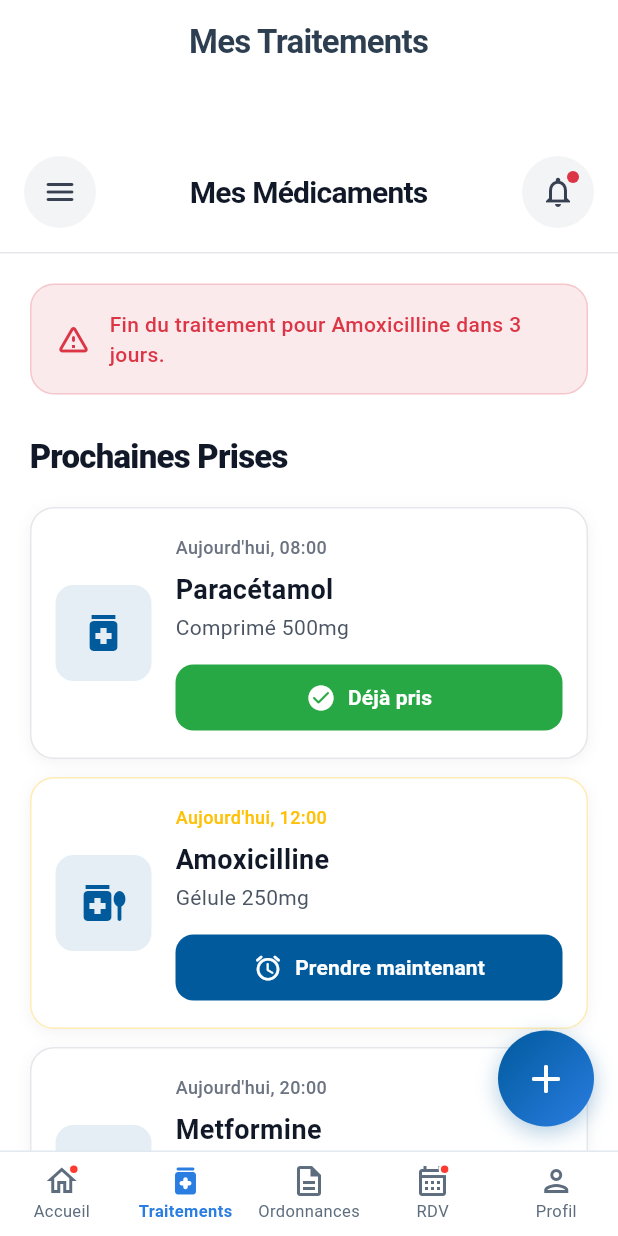
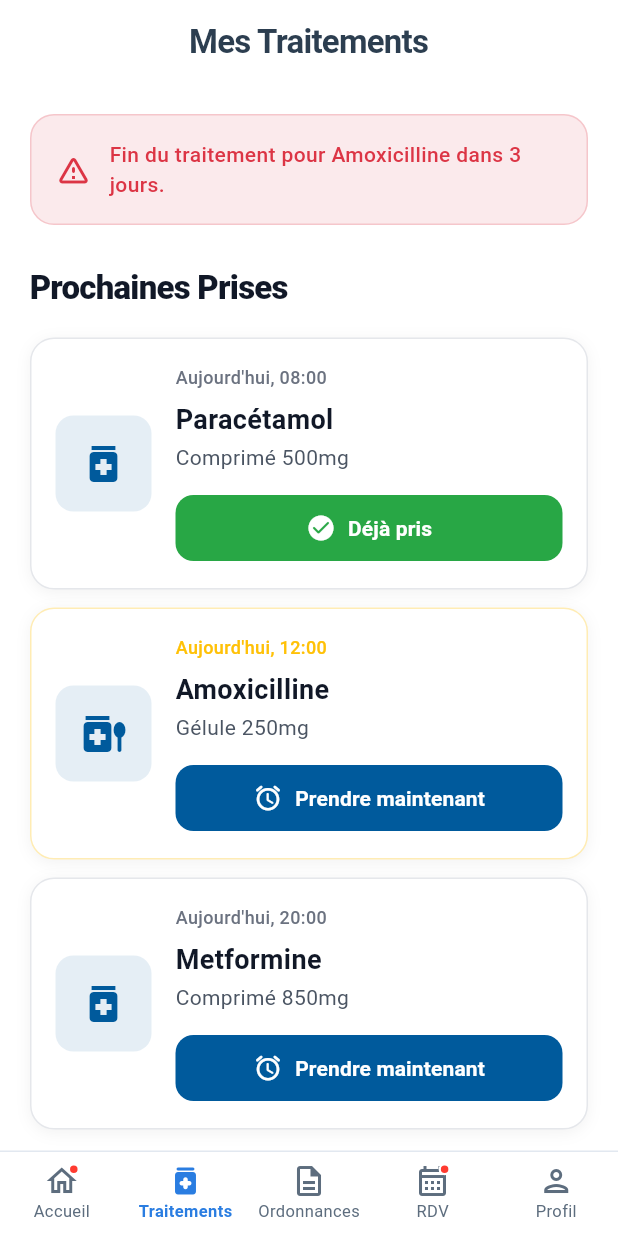
Before and after one commit to ulpro/san_digi, a Flutter app: the screen it shows after launch, item 2 of the bottom bar chosen, on a phone screen of 412 x 824 dp. Run offline on Flutter 3.47's test engine with Material 3 defaults, Android fonts, the phone set to English and light mode, and no system bars.

Commit message:
treatment

```diff
--- a/lib/treatment.dart
+++ b/lib/treatment.dart
@@ -62,13 +62,10 @@ class _TreatmentScreenState extends State<TreatmentScreen> {
     final theme = Theme.of(context);
     final isDark = theme.brightness == Brightness.dark;
 
-    return Scaffold(
-      backgroundColor: isDark ? backgroundColorDark : backgroundColorLight,
-      body: Column(
+    return Container(
+      color: isDark ? backgroundColorDark : backgroundColorLight,
+      child: Column(
         children: [
-          // AppBar personnalisée
-          _buildAppBar(isDark),
-
           // Contenu principal avec défilement
           Expanded(
             child: SingleChildScrollView(
@@ -94,112 +91,6 @@ class _TreatmentScreenState extends State<TreatmentScreen> {
                   const SizedBox(height: 32),
                 ],
               ),
-            ),
-          ),
-        ],
-      ),
-      // Bouton flottant d'ajout
-      floatingActionButton: _buildFloatingActionButton(),
-    );
-  }
-
-  // AppBar personnalisée
-  Widget _buildAppBar(bool isDark) {
-    return Container(
-      padding: const EdgeInsets.fromLTRB(16, 48, 16, 16),
-      decoration: BoxDecoration(
-        color: isDark ? backgroundColorDark : backgroundColorLight,
-        border: Border(
-          bottom: BorderSide(
-            color: isDark
-                ? const Color(0xFF374151)
-                : const Color(0xFFE5E7EB),
-          ),
-        ),
-      ),
-      child: Row(
-        children: [
-          // Bouton menu
-          Container(
-            width: 48,
-            height: 48,
-            decoration: BoxDecoration(
-              shape: BoxShape.circle,
-              color: isDark
-                  ? const Color(0xFF1F2937)
-                  : const Color(0xFFF3F4F6),
-            ),
-            child: IconButton(
-              onPressed: () {
-                // Action menu
-                ScaffoldMessenger.of(context).showSnackBar(
-                  const SnackBar(
-                    content: Text('Menu - Fonctionnalité à venir'),
-                    duration: Duration(seconds: 1),
-                  ),
-                );
-              },
-              icon: Icon(
-                Icons.menu_rounded,
-                color: isDark ? Colors.white : const Color(0xFF374151),
-                size: 24,
-              ),
-            ),
-          ),
-          const Spacer(),
-          // Titre
-          Text(
-            'Mes Médicaments',
-            style: TextStyle(
-              fontSize: 20,
-              fontWeight: FontWeight.w700,
-              color: isDark ? Colors.white : const Color(0xFF111827),
-              letterSpacing: -0.5,
-            ),
-          ),
-          const Spacer(),
-          // Bouton notifications
-          Container(
-            width: 48,
-            height: 48,
-            decoration: BoxDecoration(
-              shape: BoxShape.circle,
-              color: isDark
-                  ? const Color(0xFF1F2937)
-                  : const Color(0xFFF3F4F6),
-            ),
-            child: Stack(
-              children: [
-                IconButton(
-                  onPressed: () {
-                    // Action notifications
-                    ScaffoldMessenger.of(context).showSnackBar(
-                      const SnackBar(
-                        content: Text('Notifications - Fonctionnalité à venir'),
-                        duration: Duration(seconds: 1),
-                      ),
-                    );
-                  },
-                  icon: Icon(
-                    Icons.notifications_outlined,
-                    color: isDark ? Colors.white : const Color(0xFF374151),
-                    size: 24,
-                  ),
-                ),
-                // Badge de notification
-                Positioned(
-                  right: 10,
-                  top: 10,
-                  child: Container(
-                    width: 8,
-                    height: 8,
-                    decoration: const BoxDecoration(
-                      color: dangerColor,
-                      shape: BoxShape.circle,
-                    ),
-                  ),
-                ),
-              ],
             ),
           ),
         ],
@@ -347,7 +238,7 @@ class _TreatmentScreenState extends State<TreatmentScreen> {
                     child: ElevatedButton.icon(
                       onPressed: () {
                         if (isTaken) {
-                          _showAlreadyTakenDialog();
+                          _showAlreadyTakenDialog(context);
                         } else {
                           _markAsTaken(dose['id']);
                         }
@@ -629,42 +520,6 @@ class _TreatmentScreenState extends State<TreatmentScreen> {
     );
   }
 
-  // Bouton flottant d'ajout
-  Widget _buildFloatingActionButton() {
-    return Container(
-      width: 64,
-      height: 64,
-      decoration: BoxDecoration(
-        shape: BoxShape.circle,
-        gradient: const LinearGradient(
-          colors: [primaryColor, Color(0xFF2A7DE1)],
-          begin: Alignment.topLeft,
-          end: Alignment.bottomRight,
-        ),
-        boxShadow: [
-          BoxShadow(
-            color: primaryColor.withOpacity(0.3),
-            blurRadius: 12,
-            offset: const Offset(0, 4),
-          ),
-        ],
-      ),
-      child: Material(
-        color: Colors.transparent,
-        borderRadius: BorderRadius.circular(32),
-        child: InkWell(
-          onTap: () => _addNewMedication(),
-          borderRadius: BorderRadius.circular(32),
-          child: const Icon(
-            Icons.add_rounded,
-            color: Colors.white,
-            size: 32,
-          ),
-        ),
-      ),
-    );
-  }
-
   // ==============================================
   // ACTIONS ET DIALOGUES
   // ==============================================
@@ -691,7 +546,7 @@ class _TreatmentScreenState extends State<TreatmentScreen> {
     );
   }
 
-  void _showAlreadyTakenDialog() {
+  void _showAlreadyTakenDialog(BuildContext context) {
     showDialog(
       context: context,
       builder: (context) {
@@ -727,7 +582,7 @@ class _TreatmentScreenState extends State<TreatmentScreen> {
     );
   }
 
-  void _addNewMedication() {
+  void _addNewMedication(BuildContext context) {
     showModalBottomSheet(
       context: context,
       isScrollControlled: true,
```
